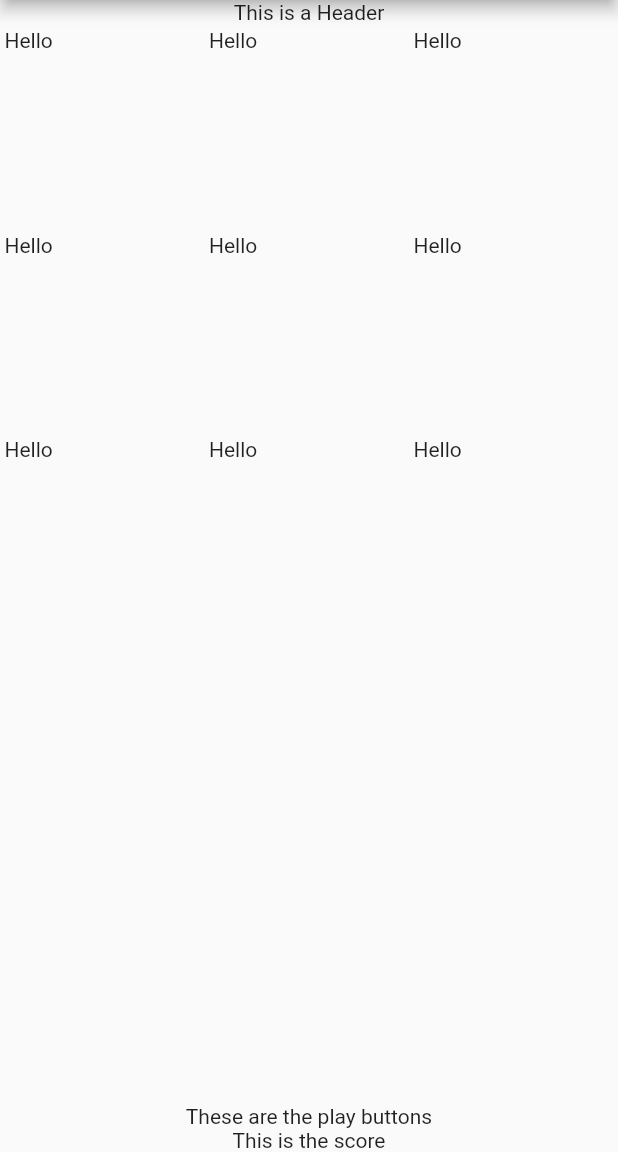
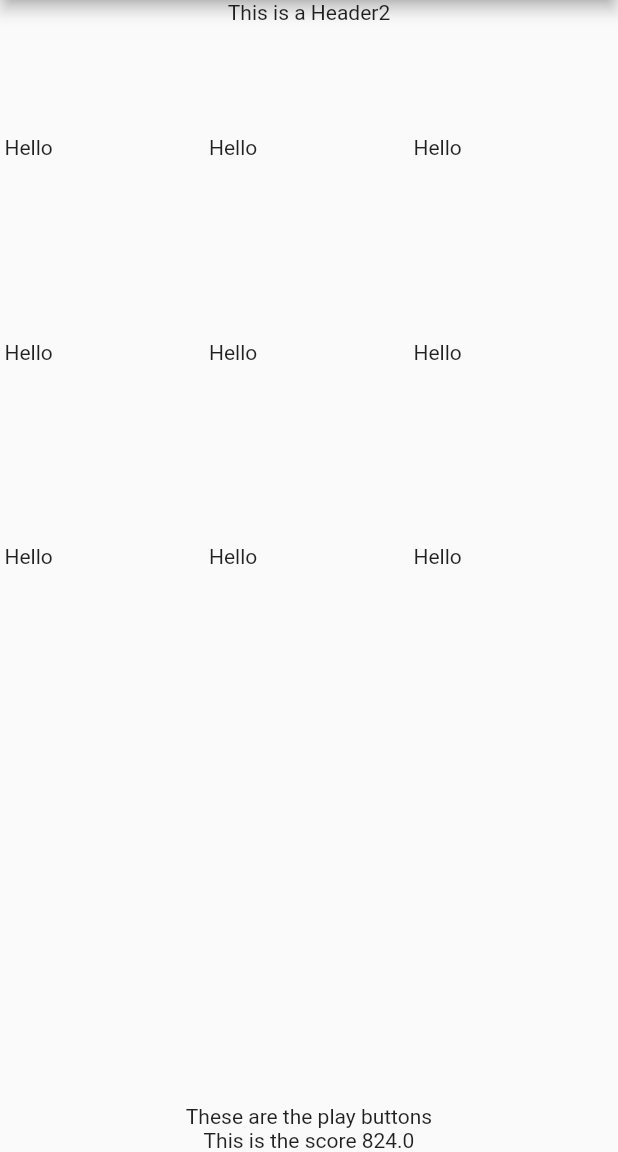
Before and after one commit to samuelzv/tic-tac-toe, a Flutter app: the GamePage screen opened directly, on a phone screen of 412 x 824 dp, the part 84-1236 px from its top. Run offline on Flutter 3.47's test engine with Material 2 defaults, Android fonts, the phone set to English and light mode, and no system bars; our stand-ins replace bloc, equatable, flutter_bloc; missing offline and left inert: angular, angular_bloc, angular_components, angular_forms, angular_router.

Commit message:
Centering the board

```diff
--- a/flutter_app/lib/pages/game/game.dart
+++ b/flutter_app/lib/pages/game/game.dart
@@ -13,10 +13,7 @@ class _GamePageState extends State<GamePage> {
       appBar: AppBar(
         title: Text('Tic-Tac-Toe Game'),
       ),
-      body:
-        Center(
-          child: Board(),
-        ),
+      body: Board(),
     );
   }
 }
--- a/flutter_app/lib/pages/game/widgets/board.dart
+++ b/flutter_app/lib/pages/game/widgets/board.dart
@@ -6,9 +6,7 @@ import 'package:common/common.dart';
 class Board  extends StatelessWidget {
 
   Widget _board(List<List<Cell>> cells) {
-    return /*SizedBox(
-      height: 180.0,
-      child:*/ GridView.count(
+    return GridView.count(
         crossAxisCount: 3,
         childAspectRatio: 1.0,
         padding: EdgeInsets.all(3.0),
@@ -22,7 +20,6 @@ class Board  extends StatelessWidget {
           }
         ).toList()
     );
-    // );
   }
 
   List<Cell> _getFlattenCells(List<List<Cell>> cells) {
@@ -42,15 +39,24 @@ class Board  extends StatelessWidget {
     return BlocBuilder(
       bloc: BlocProvider.of<GameBloc>(context),
       builder: (BuildContext context, DataState gameState) {
-        return Column(
+        return Center(
+          child: Column(
             mainAxisAlignment: MainAxisAlignment.center,
             crossAxisAlignment: CrossAxisAlignment.center,
             children: [
-            Text('This is a Header'),
-            Expanded(child:_board(gameState.cells)),
+              Text('This is a Header2'),
+              Expanded(
+                child: Center(
+                  child: Container(
+                    height: MediaQuery.of(context).size.height * .7 ,
+                    child: _board(gameState.cells)
+                  )
+                )
+              ),
               Text('These are the play buttons'),
-            Text('This is the score'),
+              Text('This is the score ${MediaQuery.of(context).size.height}'),
             ]
+          )
         );
       }
     );
```
Lines whose indentation alone changed are shown as unchanged.
